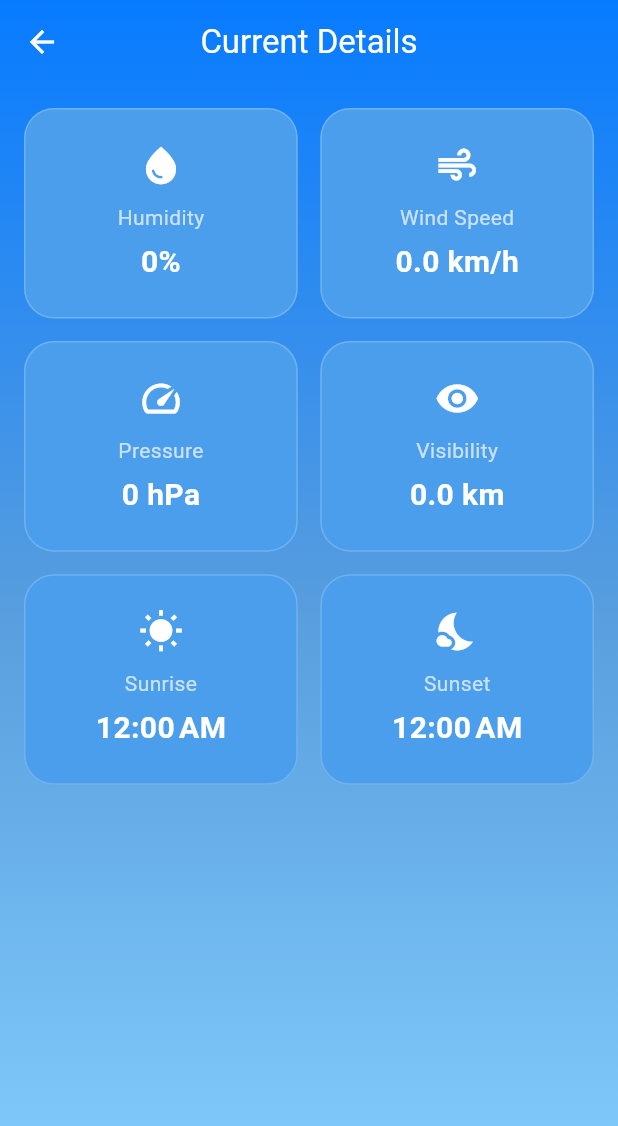
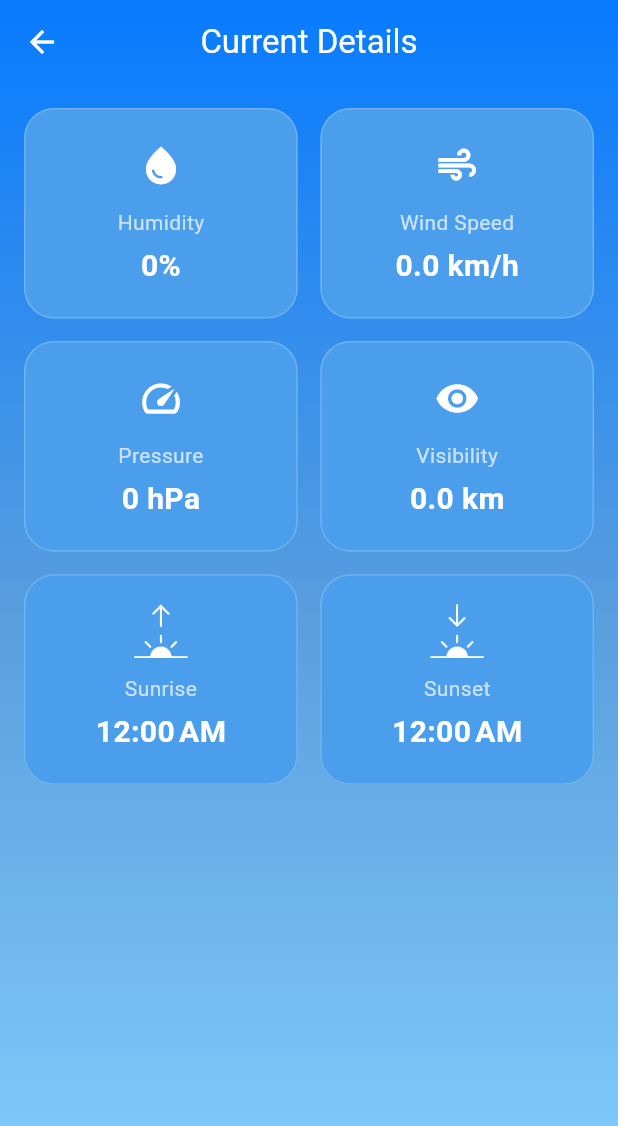
Before and after one commit to SanithuM/Weather_App, a Flutter app: the WeatherDetailsScreen screen opened directly with empty values, on a phone screen of 412 x 824 dp. Shown: the top 1126 px of the screen. Run offline on Flutter 3.47's test engine with Material 3 defaults, Android fonts, the phone set to English and light mode, and no system bars; our stand-ins replace cached_network_image, shared_preferences; accounts and stored records are empty; network calls fail.

Commit message:
Refactor comments for clarity and consistency across favorites and settings providers; update asset paths for sunrise and sunset icons

```diff
--- a/lib/features/favorites/viewmodels/favorites_provider.dart
+++ b/lib/features/favorites/viewmodels/favorites_provider.dart
@@ -11,7 +11,7 @@ class FavoritesProvider extends ChangeNotifier {
     loadFavorites();
   }
 
-  // C - Create (Add a city)
+  // Create (Add a city)
   Future<void> addCity(String cityName) async {
     if (!_favoriteCities.contains(cityName)) {
       _favoriteCities.add(cityName);
@@ -20,7 +20,7 @@ class FavoritesProvider extends ChangeNotifier {
     }
   }
 
-  // R - Read (Load from storage)
+  // Read (Load from storage)
   Future<void> loadFavorites() async {
     final prefs = await SharedPreferences.getInstance();
     // defaulting to an empty list if nothing is found
@@ -28,7 +28,7 @@ class FavoritesProvider extends ChangeNotifier {
     notifyListeners();
   }
 
-  // D - Delete (Remove a city)
+  // Delete (Remove a city)
   Future<void> removeCity(String cityName) async {
     _favoriteCities.remove(cityName);
     await _saveToStorage();
--- a/lib/features/settings/viewmodels/settings_provider.dart
+++ b/lib/features/settings/viewmodels/settings_provider.dart
@@ -1,35 +1,45 @@
 import 'package:flutter/material.dart';
 import 'package:shared_preferences/shared_preferences.dart';
 
+/// Provides app-wide user settings and persists them with `SharedPreferences`.
 class SettingsProvider extends ChangeNotifier {
+  // Keys used in SharedPreferences to store each setting.
   static const _kUseCelsiusKey = 'useCelsius';
   static const _kWindKmhKey = 'windKmh';
   static const _kPressureHpaKey = 'pressureHpa';
 
-  bool _useCelsius = true;
-  bool _windKmh = true; // true => km/h, false => mph
-  bool _pressureHpa = true; // true => hPa, false => mbar (equivalent)
+  // Cached setting values (defaults) used by getters/setters.
+  bool _useCelsius = true; // true => display temperatures in Celsius
+  bool _windKmh = true; // true => show wind in km/h, false => mph
+  bool _pressureHpa = true; // true => show pressure in hPa, false => mbar
+
+  // Public read-only accessors for UI code to read current settings.
   bool get useCelsius => _useCelsius;
   bool get windKmh => _windKmh;
   bool get pressureHpa => _pressureHpa;
 
+  // Load saved settings on creation.
   SettingsProvider() {
     _load();
   }
 
+  // Load saved settings from SharedPreferences; fall back to true if not set.
   Future<void> _load() async {
     final prefs = await SharedPreferences.getInstance();
+    // Read persisted bools or use default `true` when absent.
     _useCelsius = prefs.getBool(_kUseCelsiusKey) ?? true;
     _windKmh = prefs.getBool(_kWindKmhKey) ?? true;
     _pressureHpa = prefs.getBool(_kPressureHpaKey) ?? true;
+    // Notify listeners after loading so UI can rebuild with the restored values.
     notifyListeners();
   }
 
+  // Update local state and UI immediately, then persist the change.
   Future<void> setUseCelsius(bool v) async {
     _useCelsius = v;
-    notifyListeners();
+    notifyListeners(); // update UI right away
     final prefs = await SharedPreferences.getInstance();
-    await prefs.setBool(_kUseCelsiusKey, v);
+    await prefs.setBool(_kUseCelsiusKey, v); // persist change
   }
 
   Future<void> setWindKmh(bool v) async {
--- a/lib/features/weather/viewmodels/weather_provider.dart
+++ b/lib/features/weather/viewmodels/weather_provider.dart
@@ -88,7 +88,7 @@ class WeatherProvider extends ChangeNotifier {
         final data = json.decode(response.body);
         final List list = data['list'];
 
-        // Filter: The API gives data every 3 hours. We filter to get just one reading per day (e.g., 12:00 PM).
+        // Filter: The API gives data every 3 hours. filter to get just one reading per day (e.g., 12:00 PM).
         _forecast = list
             .where((item) => item['dt_txt'].contains('12:00:00'))
             .map((item) => ForecastModel.fromJson(item))
--- a/lib/features/weather/views/forecast_detail_screen.dart
+++ b/lib/features/weather/views/forecast_detail_screen.dart
@@ -1,4 +1,3 @@
-import 'dart:ui';
 import 'package:flutter/material.dart';
 import 'package:provider/provider.dart';
 import 'package:intl/intl.dart';
--- a/lib/features/weather/views/home_screen.dart
+++ b/lib/features/weather/views/home_screen.dart
@@ -236,6 +236,7 @@ class _HomeScreenState extends State<HomeScreen> {
                                                 ),
                                               ],
                                             ),
+                                            //favorite toggle logic
                                             onPressed: () {
                                               final cityName = weatherProvider.weather!.cityName;
                                               if (isFavorite) {
--- a/lib/features/weather/views/weather_details_screen.dart
+++ b/lib/features/weather/views/weather_details_screen.dart
@@ -1,9 +1,10 @@
 import 'package:flutter/material.dart';
-import 'package:intl/intl.dart'; // Needed for time formatting
+import 'package:intl/intl.dart'; // for time formatting
 import 'package:provider/provider.dart';
 import '../../settings/viewmodels/settings_provider.dart';
 import '../models/weather_model.dart';
 
+// Screen that shows detailed current-weather metrics for a location.
 class WeatherDetailsScreen extends StatelessWidget {
   final WeatherModel weather;
 
@@ -11,6 +12,7 @@ class WeatherDetailsScreen extends StatelessWidget {
 
   @override
   Widget build(BuildContext context) {
+    // Read persisted user settings (units) from the provider.
     final settings = Provider.of<SettingsProvider>(context);
     return Scaffold(
       extendBodyBehindAppBar: true,
@@ -42,12 +44,51 @@ class WeatherDetailsScreen extends StatelessWidget {
               mainAxisSpacing: 15,
               childAspectRatio: 1.3, // Make cards rectangular
               children: [
-                _buildDetailCard(Icons.water_drop, "Humidity", "${weather.humidity}%"),
-                _buildDetailCard(Icons.air, "Wind Speed", _formatWind(weather, settings)),
-                _buildDetailCard(Icons.speed, "Pressure", _formatPressure(weather, settings)),
-                _buildDetailCard(Icons.visibility, "Visibility", "${(weather.visibility / 1000).toStringAsFixed(1)} km"),
-                _buildDetailCard(Icons.wb_sunny, "Sunrise", _formatTime(weather.sunrise)),
-                _buildDetailCard(Icons.nights_stay, "Sunset", _formatTime(weather.sunset)),
+                // Humidity (percentage)
+                _buildDetailCard(
+                  // Uniform leading size so images and icons match visually
+                  SizedBox(width: 36, height: 36, child: Icon(Icons.water_drop, color: Colors.white, size: 30)),
+                  "Humidity",
+                  "${weather.humidity}%",
+                ),
+                // Wind - value formatted based on user settings
+                _buildDetailCard(
+                  SizedBox(width: 36, height: 36, child: Icon(Icons.air, color: Colors.white, size: 30)),
+                  "Wind Speed",
+                  _formatWind(weather, settings),
+                ),
+                // Pressure - label switches between hPa and mbar
+                _buildDetailCard(
+                  SizedBox(width: 36, height: 36, child: Icon(Icons.speed, color: Colors.white, size: 30)),
+                  "Pressure",
+                  _formatPressure(weather, settings),
+                ),
+                // Visibility converted to kilometers
+                _buildDetailCard(
+                  SizedBox(width: 36, height: 36, child: Icon(Icons.visibility, color: Colors.white, size: 30)),
+                  "Visibility",
+                  "${(weather.visibility / 1000).toStringAsFixed(1)} km",
+                ),
+                // Sunrise / Sunset formatted to local time
+                // Use provided PNG assets for clearer sunrise/sunset visuals
+                  _buildDetailCard(
+                    SizedBox(
+                      width: 36,
+                      height: 36,
+                      child: Center(child: Image.asset('assets/icons/sunrise.png', fit: BoxFit.contain)),
+                    ),
+                    "Sunrise",
+                    _formatTime(weather.sunrise),
+                  ),
+                  _buildDetailCard(
+                    SizedBox(
+                      width: 36,
+                      height: 36,
+                      child: Center(child: Image.asset('assets/icons/sunset.png', fit: BoxFit.contain)),
+                    ),
+                    "Sunset",
+                    _formatTime(weather.sunset),
+                  ),
               ],
             ),
           ),
@@ -57,19 +98,19 @@ class WeatherDetailsScreen extends StatelessWidget {
   }
 
   String _formatWind(WeatherModel weather, SettingsProvider settings) {
-    // Determine what units the API returned for wind.
-    // WeatherProvider fetches using the temperature unit preference (metric => m/s, imperial => mph).
-    // We use settings.useCelsius to infer the API wind unit at fetch time.
+    // Convert the stored windSpeed into m/s regardless of what the API
+    // returned, by inferring the API unit from the temperature setting.
     double windMs;
-    if (settings.useCelsius == true) {
-      // API returned m/s
+    if (settings.useCelsius) {
+      // Metric fetch: windSpeed is already in m/s
       windMs = weather.windSpeed;
     } else {
-      // API returned mph — convert to m/s
+      // Imperial fetch: windSpeed is in mph -> convert to m/s
       windMs = weather.windSpeed * 0.44704;
     }
 
-    if (settings.windKmh == true) {
+    // Present wind in user's preferred unit (km/h or mph).
+    if (settings.windKmh) {
       final kmh = windMs * 3.6;
       return '${kmh.toStringAsFixed(1)} km/h';
     } else {
@@ -79,7 +120,7 @@ class WeatherDetailsScreen extends StatelessWidget {
   }
 
   String _formatPressure(WeatherModel weather, SettingsProvider settings) {
-    // OpenWeather returns pressure in hPa (same as mbar). No conversion needed; only label changes.
+    // Pressure value is the same for hPa and mbar; only the unit label changes.
     final value = weather.pressure;
     return settings.pressureHpa ? '$value hPa' : '$value mbar';
   }
@@ -90,7 +131,8 @@ class WeatherDetailsScreen extends StatelessWidget {
     return DateFormat('jm').format(date); // Requires intl package
   }
 
-  Widget _buildDetailCard(IconData icon, String title, String value) {
+  // Accept a leading `Widget` so callers can provide an `Icon` or `Image.asset`.
+  Widget _buildDetailCard(Widget leading, String title, String value) {
     return Container(
       decoration: BoxDecoration(
         color: const Color(0xFF4B9EEB),
@@ -100,7 +142,9 @@ class WeatherDetailsScreen extends StatelessWidget {
       child: Column(
         mainAxisAlignment: MainAxisAlignment.center,
         children: [
-          Icon(icon, color: Colors.white, size: 30),
+          // Leading widget (Icon or Image) and text laid out vertically inside the card
+          // `leading` is sized by the caller (we pass width/height for images)
+          leading,
           const SizedBox(height: 10),
           Text(title, style: const TextStyle(color: Colors.white70, fontSize: 14)),
           const SizedBox(height: 5),
```
Also changed, not shown: pubspec.yaml (+5 -3 lines), assets/icons/sunrise.png (added), assets/icons/sunset.png (added).
